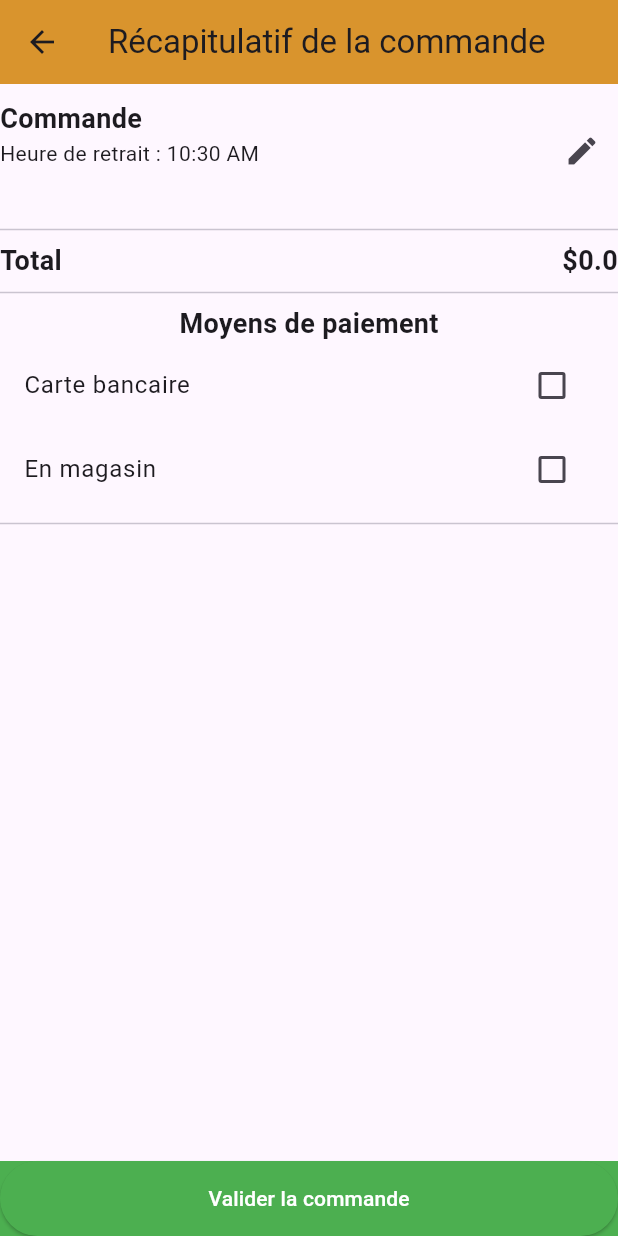
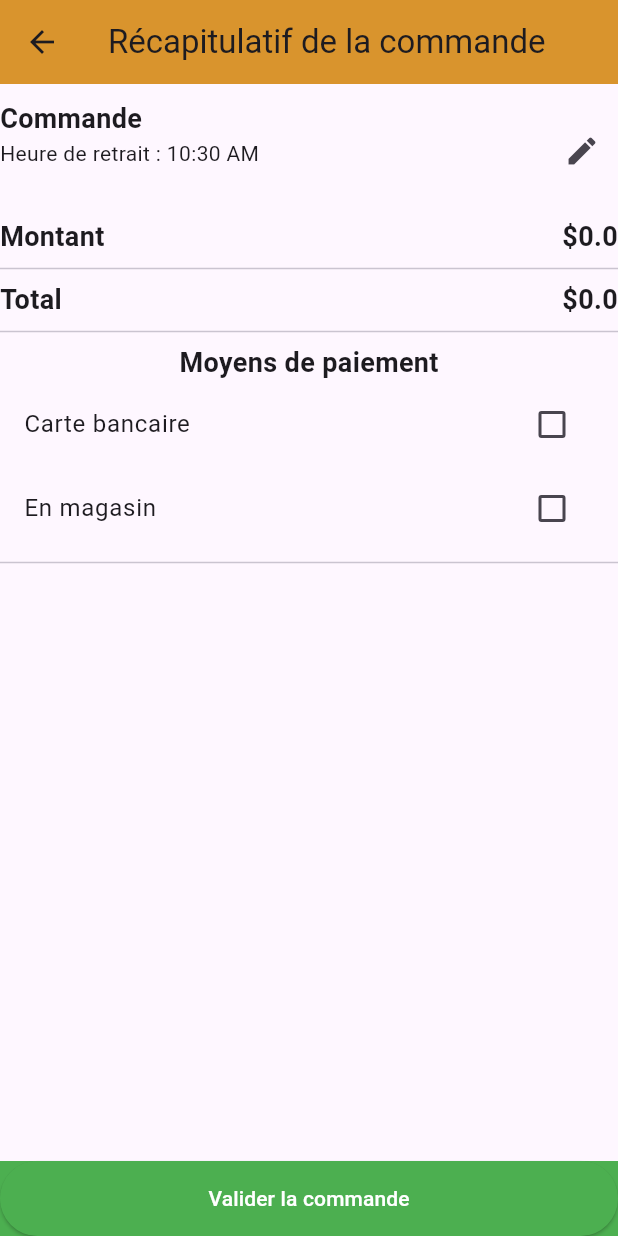
Before and after one commit to Dalel1akremi/flutterProject, a Flutter app: the PaymentScreen screen opened directly, on a phone screen of 412 x 824 dp. Run offline on Flutter 3.47's test engine with Material 3 defaults, Android fonts, the phone set to English and light mode, and no system bars; our stand-ins replace shared_preferences; missing offline and left inert: bcrypt; accounts and stored records are empty.

Commit message:
feat:add`adresse et frais de livraison`flutter

```diff
--- a/FLUTTER/lib/pages/aboutPaiement/paiement.dart
+++ b/FLUTTER/lib/pages/aboutPaiement/paiement.dart
@@ -77,8 +77,11 @@ class _PaymentScreenState extends State<PaymentScreen> {
         'quantite': article.quantite,
         'temps': panier.getCurrentSelectedTime().format(context),
         'mode_retrait': mapRetraitMode(panier.getSelectedRetraitMode() ?? ''),
-        'montant_Total': panier.getTotalPrix(),
+        'montant_Total': (panier.getSelectedRetraitMode() == 'En Livraison')
+            ? panier.getTotalPrix() + 7
+            : panier.getTotalPrix(),
         'elements_choisis': article.elementsChoisis,
+        'adresse': panier.getUserAddress(),
       };
     }).toList();
 
@@ -368,7 +371,7 @@ Future<void> compareCVV(String hashedCVV, String enteredCVV) async {
     }
   }
 Future<void> showCVVDialog(String cvv) async {
-  String enteredCVV = ''; // Le CVV saisi par l'utilisateur
+  String enteredCVV = '';
   final TextEditingController controller = TextEditingController();
 
   await showDialog(
@@ -396,7 +399,7 @@ Future<void> showCVVDialog(String cvv) async {
           ),
           ElevatedButton(
             onPressed: () {
-              Navigator.of(context).pop(enteredCVV); // Passe le CVV saisi à la fonction compareCVV
+              Navigator.of(context).pop(enteredCVV);
             },
             child: const Text('Valider'),
           ),
@@ -404,7 +407,7 @@ Future<void> showCVVDialog(String cvv) async {
       );
     },
   ).then((value) {
-    // Compare le CVV saisi avec le CVV haché récupéré de la base de données
+
     if (value != null) {
       compareCVV(cvv, value);
     }
@@ -465,13 +468,11 @@ Future<void> showCVVDialog(String cvv) async {
                 ),
               ],
             ),
-          ),
-          const Divider(),
-          Row(
+          ),Row(
             mainAxisAlignment: MainAxisAlignment.spaceBetween,
             children: [
               const Text(
-                'Total',
+                'Montant',
                 style: TextStyle(
                   fontSize: 18,
                   fontWeight: FontWeight.bold,
@@ -487,6 +488,42 @@ Future<void> showCVVDialog(String cvv) async {
               ),
             ],
           ),
+          const Divider(),
+       Row(
+  mainAxisAlignment: MainAxisAlignment.spaceBetween,
+  children: [
+    const Text(
+      'Total',
+      style: TextStyle(
+        fontSize: 18,
+        fontWeight: FontWeight.bold,
+      ),
+    ),
+    const Spacer(),
+    Column(
+      crossAxisAlignment: CrossAxisAlignment.end,
+      children: [
+        if (panier.getSelectedRetraitMode() == 'En Livraison')
+          const Text(
+            '+ Frais de livraison : \$7',
+            style: TextStyle(
+              fontSize: 14,
+            ),
+          ),
+        Text(
+          '\$${(panier.getSelectedRetraitMode() == 'En Livraison') ? (panier.getTotalPrix() + 7) : panier.getTotalPrix()}',
+          style: const TextStyle(
+            fontSize: 18,
+            fontWeight: FontWeight.bold,
+          ),
+        ),
+      ],
+    ),
+  ],
+),
+
+
+
           const Divider(),
           const Text(
             'Moyens de paiement',
```
